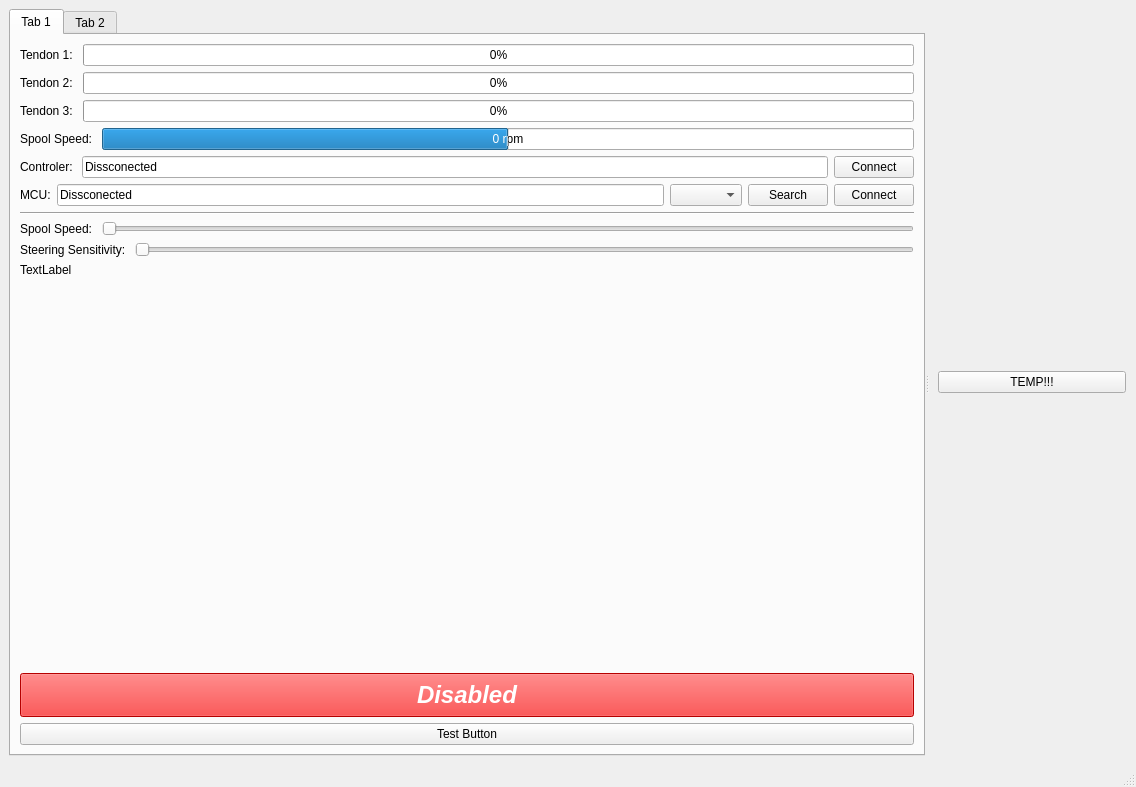
Qt form supervisor/generated_ui/main.ui (crummyh/stem-research-2025-2026) before a commit.
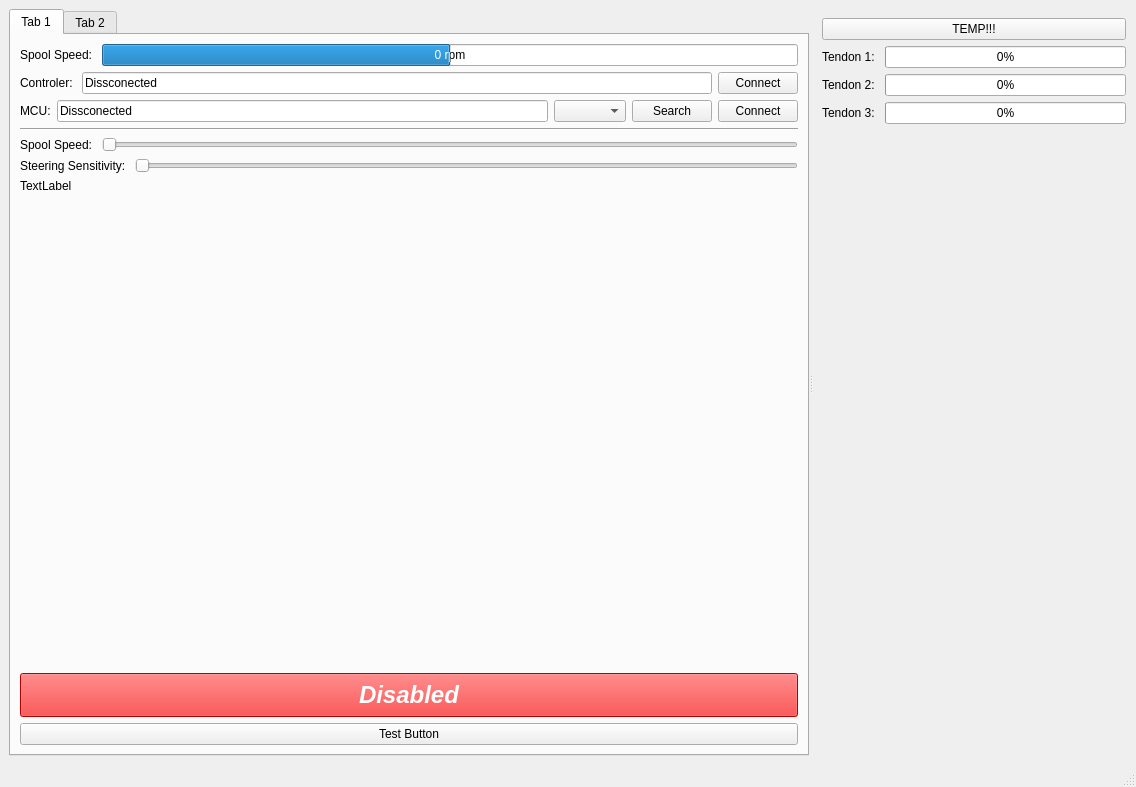
The same form after that commit.

The edit to the form file:
```diff
--- a/supervisor/generated_ui/main.ui
+++ b/supervisor/generated_ui/main.ui
@@ -38,60 +38,6 @@
          <string>Tab 1</string>
         </attribute>
         <layout class="QVBoxLayout" name="verticalLayout">
-         <item>
-          <layout class="QHBoxLayout" name="tendon1Layout">
-           <item>
-            <widget class="QLabel" name="tendon1Label">
-             <property name="text">
-              <string>Tendon 1: </string>
-             </property>
-            </widget>
-           </item>
-           <item>
-            <widget class="QProgressBar" name="tendon1Progress">
-             <property name="value">
-              <number>0</number>
-             </property>
-            </widget>
-           </item>
-          </layout>
-         </item>
-         <item>
-          <layout class="QHBoxLayout" name="tendon2Layout">
-           <item>
-            <widget class="QLabel" name="tendon2Label">
-             <property name="text">
-              <string>Tendon 2: </string>
-             </property>
-            </widget>
-           </item>
-           <item>
-            <widget class="QProgressBar" name="tendon2Progress">
-             <property name="value">
-              <number>0</number>
-             </property>
-            </widget>
-           </item>
-          </layout>
-         </item>
-         <item>
-          <layout class="QHBoxLayout" name="tendon3Layout">
-           <item>
-            <widget class="QLabel" name="tendon3Label">
-             <property name="text">
-              <string>Tendon 3: </string>
-             </property>
-            </widget>
-           </item>
-           <item>
-            <widget class="QProgressBar" name="tendon3Progress">
-             <property name="value">
-              <number>0</number>
-             </property>
-            </widget>
-           </item>
-          </layout>
-         </item>
          <item>
           <layout class="QHBoxLayout" name="spoolSpeedLayout">
            <item>
@@ -371,6 +317,81 @@
           </property>
          </widget>
         </item>
+        <item>
+         <layout class="QHBoxLayout" name="tendonInfoLayout">
+          <item>
+           <layout class="QVBoxLayout" name="tendonSlidersLayout">
+            <item>
+             <layout class="QHBoxLayout" name="tendon1Layout">
+              <item>
+               <widget class="QLabel" name="tendon1Label">
+                <property name="text">
+                 <string>Tendon 1: </string>
+                </property>
+               </widget>
+              </item>
+              <item>
+               <widget class="QProgressBar" name="tendon1Progress">
+                <property name="value">
+                 <number>0</number>
+                </property>
+               </widget>
+              </item>
+             </layout>
+            </item>
+            <item>
+             <layout class="QHBoxLayout" name="tendon2Layout">
+              <item>
+               <widget class="QLabel" name="tendon2Label">
+                <property name="text">
+                 <string>Tendon 2: </string>
+                </property>
+               </widget>
+              </item>
+              <item>
+               <widget class="QProgressBar" name="tendon2Progress">
+                <property name="value">
+                 <number>0</number>
+                </property>
+               </widget>
+              </item>
+             </layout>
+            </item>
+            <item>
+             <layout class="QHBoxLayout" name="tendon3Layout">
+              <item>
+               <widget class="QLabel" name="tendon3Label">
+                <property name="text">
+                 <string>Tendon 3: </string>
+                </property>
+               </widget>
+              </item>
+              <item>
+               <widget class="QProgressBar" name="tendon3Progress">
+                <property name="value">
+                 <number>0</number>
+                </property>
+               </widget>
+              </item>
+             </layout>
+            </item>
+           </layout>
+          </item>
+         </layout>
+        </item>
+        <item>
+         <spacer name="verticalSpacer_2">
+          <property name="orientation">
+           <enum>Qt::Vertical</enum>
+          </property>
+          <property name="sizeHint" stdset="0">
+           <size>
+            <width>20</width>
+            <height>40</height>
+           </size>
+          </property>
+         </spacer>
+        </item>
        </layout>
       </widget>
      </widget>
```
Left out of the diff: 4 changed lines with no effect on the pictures.
